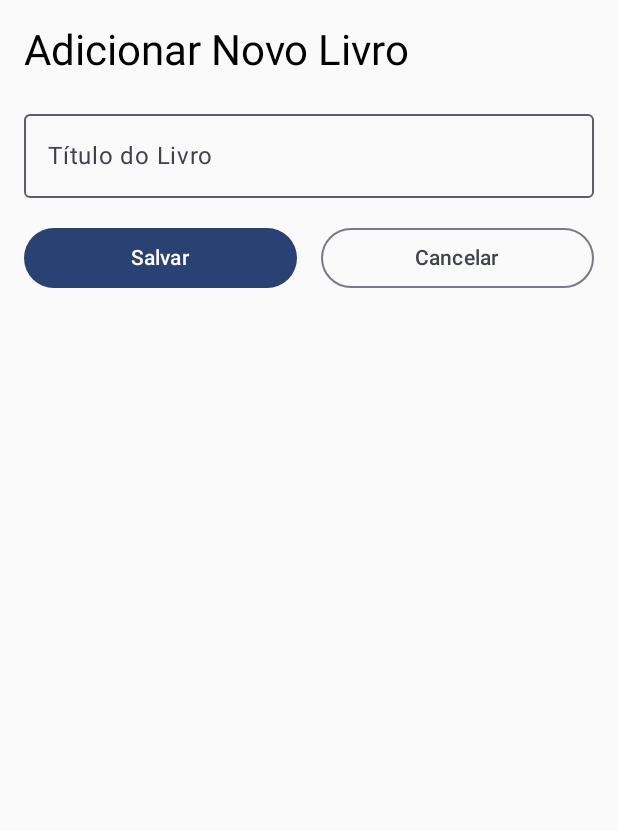
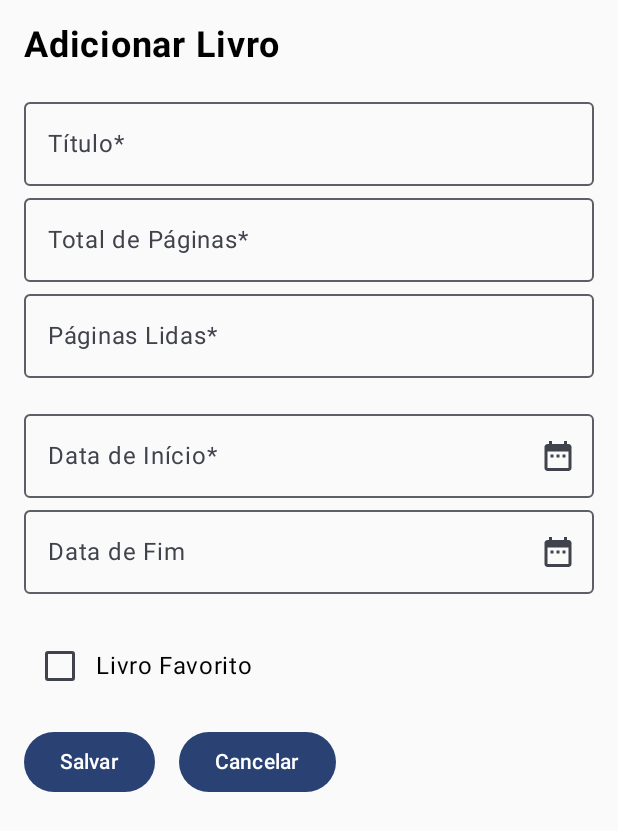
Before and after one commit to andrefillype19/booklog, an Android app built with Jetpack Compose: the AddBookScreen screen opened through its navigation route, on a phone screen of 412 x 824 dp. Shown: the top 831 px of the screen. Run offline under Robolectric (Android 15) with nearby library versions, the phone set to English and light mode, and no system bars.

Commit message:
Adding Features

```diff
--- a/app/src/main/java/com/booklog/booklog/navigation/AppNavigation.kt
+++ b/app/src/main/java/com/booklog/booklog/navigation/AppNavigation.kt
@@ -21,7 +21,6 @@ fun AppNavigation() {
             HomeScreen(
                 books = books,
                 onAddBookClick = { navController.navigate(Routes.ADD_BOOK) }
-                //onBookClick = { navController.navigate(Routes.HOME) }
             )
         }
         composable(Routes.ADD_BOOK) {
--- a/app/src/main/java/com/booklog/booklog/ui/addbook/AddBookScreen.kt
+++ b/app/src/main/java/com/booklog/booklog/ui/addbook/AddBookScreen.kt
@@ -1,25 +1,22 @@
 package com.booklog.booklog.ui.addbook
 
-import androidx.compose.foundation.layout.Arrangement
-import androidx.compose.foundation.layout.fillMaxSize
-import androidx.compose.foundation.layout.fillMaxWidth
-import androidx.compose.foundation.layout.padding
-import androidx.compose.material3.Button
-import androidx.compose.material3.MaterialTheme
-import androidx.compose.material3.OutlinedButton
-import androidx.compose.material3.OutlinedTextField
-import androidx.compose.material3.Text
-import androidx.compose.runtime.Composable
-import androidx.compose.runtime.getValue
-import androidx.compose.runtime.setValue
-import androidx.compose.runtime.mutableStateOf
-import androidx.compose.runtime.remember
+import android.widget.Toast
+import androidx.compose.foundation.layout.*
+import androidx.compose.foundation.text.KeyboardOptions
+import androidx.compose.material.icons.Icons
+import androidx.compose.material.icons.filled.DateRange
+import androidx.compose.material3.*
+import androidx.compose.runtime.*
 import androidx.compose.ui.Modifier
-import androidx.compose.foundation.layout.Column
-import androidx.compose.foundation.layout.Row
+import androidx.compose.ui.platform.LocalContext
+import androidx.compose.ui.text.font.FontWeight
+import androidx.compose.ui.text.input.KeyboardType
 import androidx.compose.ui.unit.dp
+import androidx.compose.ui.unit.sp
 import com.booklog.booklog.ui.home.Book
 import com.booklog.booklog.R
+import java.text.SimpleDateFormat
+import java.util.*
 
 @Composable
 fun AddBookScreen(
@@ -27,52 +24,173 @@ fun AddBookScreen(
     onCancel: () -> Unit
 ) {
     var title by remember { mutableStateOf("") }
+    var totalPages by remember { mutableStateOf("") }
+    var pagesRead by remember { mutableStateOf("") }
+    var startDate by remember { mutableStateOf("") }
+    var finishDate by remember { mutableStateOf("") }
+    var isFavorite by remember { mutableStateOf(false) }
 
-    Column(
-        modifier = Modifier
-            .fillMaxSize()
-            .padding(16.dp),
-        verticalArrangement = Arrangement.spacedBy(16.dp)
+    var showStartDatePicker by remember { mutableStateOf(false) }
+    var showFinishDatePicker by remember { mutableStateOf(false) }
+
+    val dateFormat = SimpleDateFormat("dd-MM-yyyy", Locale.getDefault())
+
+    Column(modifier = Modifier
+        .fillMaxSize()
+        .padding(16.dp)
     ) {
-        Text(
-            text = "Adicionar Novo Livro",
-            style = MaterialTheme.typography.headlineMedium
-        )
+        Text("Adicionar Livro", fontSize = 24.sp, fontWeight = FontWeight.Bold)
+
+        Spacer(modifier = Modifier.height(16.dp))
 
         OutlinedTextField(
             value = title,
             onValueChange = { title = it },
-            label = { Text("Título do Livro") },
+            label = { Text("Título*") },
             modifier = Modifier.fillMaxWidth()
         )
 
+        OutlinedTextField(
+            value = totalPages,
+            onValueChange = { totalPages = it.filter { char -> char.isDigit() } },
+            label = { Text("Total de Páginas*") },
+            modifier = Modifier.fillMaxWidth(),
+            keyboardOptions = KeyboardOptions(keyboardType = KeyboardType.Number)
+        )
+
+        OutlinedTextField(
+            value = pagesRead,
+            onValueChange = { pagesRead = it.filter { char -> char.isDigit() } },
+            label = { Text("Páginas Lidas*") },
+            modifier = Modifier.fillMaxWidth(),
+            keyboardOptions = KeyboardOptions(keyboardType = KeyboardType.Number)
+        )
+
+        Spacer(modifier = Modifier.height(16.dp))
+
+        OutlinedTextField(
+            value = startDate,
+            onValueChange = { },
+            label = { Text("Data de Início*") },
+            modifier = Modifier.fillMaxWidth(),
+            trailingIcon = {
+                IconButton(onClick = { showStartDatePicker = true }) {
+                    Icon(Icons.Default.DateRange, contentDescription = "Selecionar Data de Início")
+                }
+            },
+            readOnly = true
+        )
+
+        OutlinedTextField(
+            value = finishDate,
+            onValueChange = { },
+            label = { Text("Data de Fim") },
+            modifier = Modifier.fillMaxWidth(),
+            trailingIcon = {
+                IconButton(onClick = { showFinishDatePicker = true }) {
+                    Icon(Icons.Default.DateRange, contentDescription = "Selecionar Data de Fim")
+                }
+            },
+            readOnly = true
+        )
+
+        Spacer(modifier = Modifier.height(24.dp))
+
         Row(
-            horizontalArrangement = Arrangement.spacedBy(16.dp),
+            verticalAlignment = androidx.compose.ui.Alignment.CenterVertically,
             modifier = Modifier.fillMaxWidth()
         ) {
+            Checkbox(
+                checked = isFavorite,
+                onCheckedChange = { isFavorite = it }
+            )
+            Text("Livro Favorito")
+        }
+
+        Spacer(modifier = Modifier.height(16.dp))
+
+        val context = LocalContext.current
+        Row {
             Button(
                 onClick = {
-                    if (title.isNotBlank()) {
-                        val newBook = Book(
+                    if (title.isNotBlank() && totalPages.isNotBlank() && pagesRead.isNotBlank() && startDate.isNotBlank()) {
+                        val book = Book(
                             title = title,
                             imageResId = R.drawable.ic_launcher_foreground,
-                            totalPages = 0,
-                            pagesRead = 0
+                            totalPages = totalPages.toInt(),
+                            pagesRead = pagesRead.toInt(),
+                            startDate = startDate,
+                            finishDate = finishDate,
+                            isFavorite = isFavorite
                         )
-                        onBookAdded(newBook)
+                        onBookAdded(book)
+                    } else {
+                        val toast = Toast.makeText(
+                            context,
+                            "Preencha os campos obrigatórios (*)",
+                            Toast.LENGTH_LONG
+                        )
+                        toast.show()
                     }
-                },
-                modifier = Modifier.weight(1f)
+                }
             ) {
                 Text("Salvar")
             }
-
-            OutlinedButton(
-                onClick = onCancel,
-                modifier = Modifier.weight(1f)
-            ) {
+            Spacer(modifier = Modifier.width(16.dp))
+            Button(onClick = onCancel) {
                 Text("Cancelar")
             }
         }
     }
+
+    if (showStartDatePicker) {
+        DatePickerModal(
+            onDateSelected = { millis ->
+                millis?.let {
+                    startDate = dateFormat.format(Date(it))
+                }
+                showStartDatePicker = false
+            },
+            onDismiss = { showStartDatePicker = false }
+        )
+    }
+
+    if (showFinishDatePicker) {
+        DatePickerModal(
+            onDateSelected = { millis ->
+                millis?.let {
+                    finishDate = dateFormat.format(Date(it))
+                }
+                showFinishDatePicker = false
+            },
+            onDismiss = { showFinishDatePicker = false }
+        )
+    }
 }
+
+@OptIn(ExperimentalMaterial3Api::class)
+@Composable
+fun DatePickerModal(
+    onDateSelected: (Long?) -> Unit,
+    onDismiss: () -> Unit
+) {
+    val datePickerState = rememberDatePickerState()
+
+    DatePickerDialog(
+        onDismissRequest = onDismiss,
+        confirmButton = {
+            TextButton(onClick = {
+                onDateSelected(datePickerState.selectedDateMillis)
+            }) {
+                Text("OK")
+            }
+        },
+        dismissButton = {
+            TextButton(onClick = onDismiss) {
+                Text("Cancelar")
+            }
+        }
+    ) {
+        DatePicker(state = datePickerState)
+    }
+}
--- a/app/src/main/java/com/booklog/booklog/ui/home/HomeScreen.kt
+++ b/app/src/main/java/com/booklog/booklog/ui/home/HomeScreen.kt
@@ -9,21 +9,21 @@ import androidx.compose.material3.*
 import androidx.compose.runtime.Composable
 import androidx.compose.ui.Alignment
 import androidx.compose.ui.Modifier
-import androidx.compose.ui.graphics.ColorFilter
 import androidx.compose.ui.res.painterResource
 import androidx.compose.ui.text.font.FontWeight
-import androidx.compose.ui.tooling.preview.Preview
 import androidx.compose.ui.unit.dp
 import androidx.compose.ui.unit.sp
-import androidx.compose.runtime.mutableStateListOf
-import androidx.compose.runtime.remember
+import androidx.compose.ui.graphics.Color
 
 
 data class Book(
     val title: String,
     val imageResId: Int,
     val totalPages: Int,
-    val pagesRead: Int
+    val pagesRead: Int,
+    val startDate: String,
+    val finishDate: String,
+    val isFavorite: Boolean = false
 )
 
 @Composable
@@ -32,18 +32,10 @@ fun HomeScreen(
     onBookClick: (Book) -> Unit = {},
     onAddBookClick: () -> Unit = {}
 ) {
-
     Scaffold(
         floatingActionButton = {
-            FloatingActionButton(
-                onClick = onAddBookClick,
-                containerColor = MaterialTheme.colorScheme.primary
-            ) {
-                Text(
-                    text = "+",
-                    style = MaterialTheme.typography.headlineMedium,
-                    color = MaterialTheme.colorScheme.onPrimary
-                )
+            FloatingActionButton(onClick = onAddBookClick) {
+                Text("+")
             }
         },
         floatingActionButtonPosition = FabPosition.End
@@ -55,15 +47,10 @@ fun HomeScreen(
                 .padding(paddingValues)
                 .padding(16.dp)
         ) {
-            Text(
-                text = "Meus Livros",
-                fontSize = 30.sp,
-                fontWeight = FontWeight.Bold,
-                modifier = Modifier.padding(bottom = 16.dp)
-            )
+            Text("Meus Livros", fontSize = 30.sp, fontWeight = FontWeight.Bold)
 
             if (books.isEmpty()) {
-                Text("Nenhum livro cadastrado. Clique no + para adicionar.")
+                Text("Nenhum livro adicionado. Clique no + para adicionar.")
             } else {
                 LazyColumn(
                     verticalArrangement = Arrangement.spacedBy(24.dp),
@@ -80,19 +67,47 @@ fun HomeScreen(
 
 @Composable
 fun BookItem(book: Book, onClick: () -> Unit) {
-    Column(
-        horizontalAlignment = Alignment.CenterHorizontally,
-        modifier = Modifier.fillMaxWidth()
+    Row(
+        modifier = Modifier
+            .fillMaxWidth()
+            .clickable { onClick() }
+            .padding(8.dp),
+        verticalAlignment = Alignment.CenterVertically
     ) {
-
         Image(
             painter = painterResource(id = book.imageResId),
             contentDescription = "Capa do livro ${book.title}",
-            modifier = Modifier
-                .size(100.dp)
-                .clickable { onClick() }
+            modifier = Modifier.size(100.dp)
         )
-        Spacer(modifier = Modifier.height(8.dp))
-        Text(text = book.title)
+        Spacer(modifier = Modifier.width(16.dp))
+        Column(modifier = Modifier.weight(1f)) {
+            Text(book.title,
+                color = if (book.isFavorite) Color(0xFFFFD700) else MaterialTheme.colorScheme.onBackground,
+                fontWeight = FontWeight.Bold,
+                fontSize = 20.sp
+            )
+
+            Spacer(modifier = Modifier.height(8.dp))
+
+            val progress = if (book.totalPages > 0) book.pagesRead.toFloat() / book.totalPages else 0f
+            LinearProgressIndicator(
+                progress = { progress },
+                modifier = Modifier.fillMaxWidth(),
+            )
+
+            Spacer(modifier = Modifier.height(4.dp))
+
+            Text("Páginas: ${book.pagesRead} / ${book.totalPages}")
+
+            Spacer(modifier = Modifier.height(8.dp))
+
+            Text("Início: ${book.startDate}")
+
+            if (book.finishDate.isBlank()) {
+                Text("Fim: Ainda não finalizado.")
+            } else {
+                Text("Fim: ${book.finishDate}")
+            }
+        }
     }
 }
```
Also changed, not shown: app/src/main/java/com/booklog/booklog/MainActivity.kt (+0 -24 lines).
